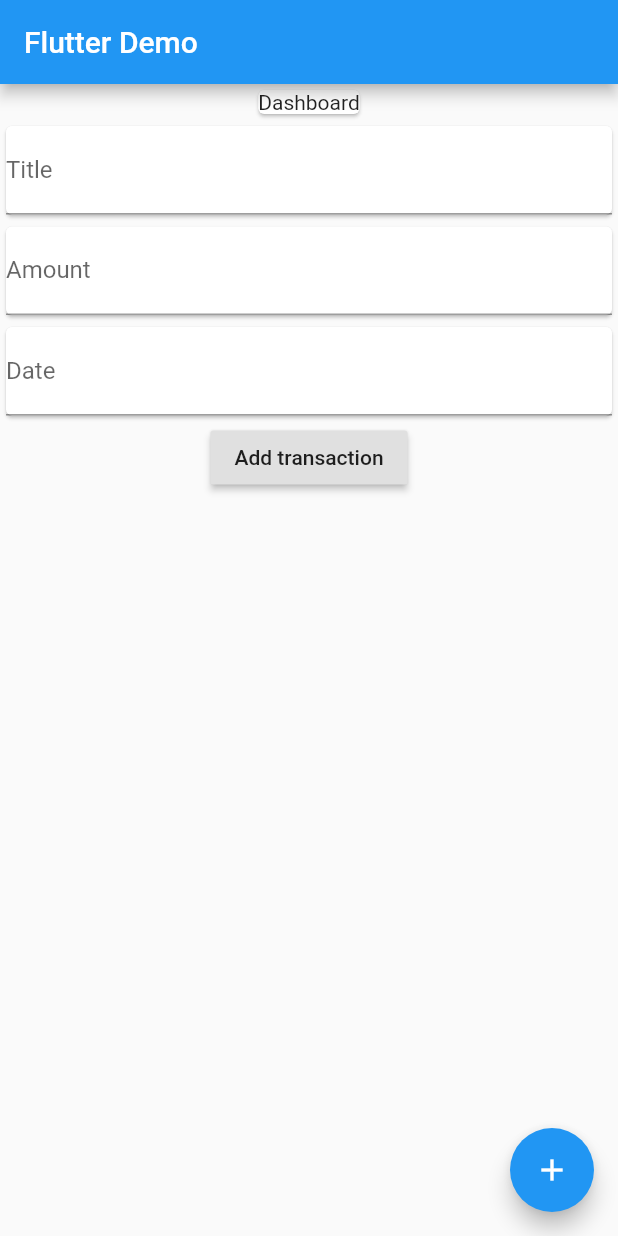
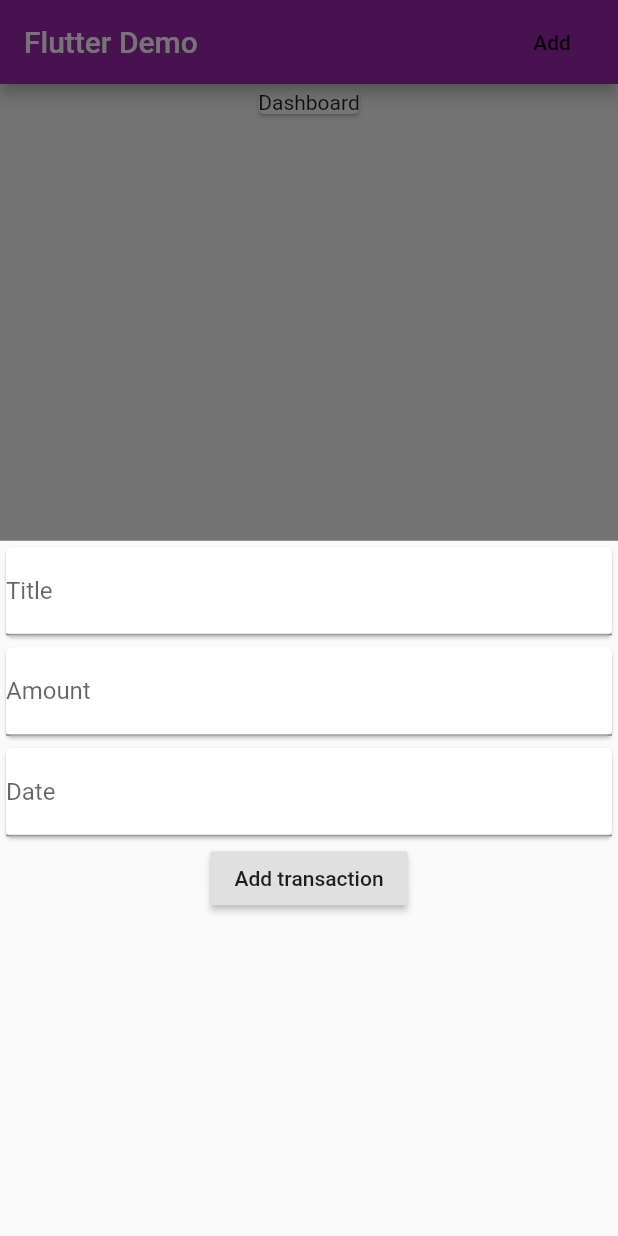
Before and after one commit to syntaxerror00100/mobile_flutter_expense_tracker, a Flutter app: the screen it shows after launch, after a tap on the "add" icon, on a phone screen of 412 x 824 dp. Run offline on Flutter 3.47's test engine with Material 2 defaults, Android fonts, the phone set to English and light mode, and no system bars.

```diff
--- a/lib/Components/NewTransactionForm.dart
+++ b/lib/Components/NewTransactionForm.dart
@@ -1,13 +1,37 @@
 import 'package:expense_tracker/Models/TransactionModel.dart';
 import 'package:flutter/material.dart';
 
-class NewtransactionForm extends StatelessWidget {
-  final _titleController = TextEditingController();
-  final _amountController = TextEditingController();
-  final _dateController = TextEditingController();
+class NewtransactionForm extends StatefulWidget {
   final Function addTransactionHandler;
 
   NewtransactionForm({@required this.addTransactionHandler});
+
+  @override
+  _NewtransactionFormState createState() => _NewtransactionFormState();
+}
+
+class _NewtransactionFormState extends State<NewtransactionForm> {
+  final _titleController = TextEditingController();
+
+  final _amountController = TextEditingController();
+
+  final _dateController = TextEditingController();
+
+  void _addTransaction(BuildContext ctx) {
+    final String amount = _amountController.text;
+    final String title = _titleController.text;
+    final String date = _dateController.text;
+
+    if (title.isEmpty || amount.isEmpty || date.isEmpty) return;
+
+    var newTransaction = new TransactionModel(
+        id: DateTime.now().toString(),
+        title: title,
+        amount: double.parse(amount),
+        date: DateTime.parse(date));
+
+    widget.addTransactionHandler(newTransaction, ctx);
+  }
 
   @override
   Widget build(BuildContext context) {
@@ -21,7 +45,8 @@ class NewtransactionForm extends StatelessWidget {
         ),
         Card(
           child: TextField(
-              keyboardType: TextInputType.number,
+              onSubmitted: (_) => _addTransaction(context),
+              keyboardType: TextInputType.numberWithOptions(decimal: true),
               controller: _amountController,
               decoration: InputDecoration(
                   hintText: "Input Amount", labelText: "Amount")),
@@ -41,29 +66,13 @@ class NewtransactionForm extends StatelessWidget {
                     _dateController.text = selectedDate.toString();
                 });
               },
+              onSubmitted: (_) => _addTransaction(context),
               decoration:
                   InputDecoration(hintText: "Input Date", labelText: "Date")),
         ),
         RaisedButton(
           child: Text("Add transaction"),
-          onPressed: () {
-            final String amount = _amountController.text;
-            final String title = _titleController.text;
-            final String date = _dateController.text;
-
-            if (title.isEmpty || amount.isEmpty || date.isEmpty) return;
-
-            var newTransaction = new TransactionModel(
-                id: DateTime.now().toString(),
-                title: title,
-                amount: double.parse(amount),
-                date: DateTime.parse(date));
-
-            addTransactionHandler(newTransaction);
-
-            // addTransactionHandler(new TransactionModel(
-            //     id: '', title: 'xxx', amount: 123, date: DateTime.now()));
-          },
+          onPressed: () => _addTransaction(context),
         )
       ],
     );
--- a/lib/Components/TransactinList.dart
+++ b/lib/Components/TransactinList.dart
@@ -19,7 +19,7 @@ class TransactionList extends StatelessWidget {
                 decoration: BoxDecoration(
                     border: Border.all(color: Colors.teal, width: 2)),
                 child: Text(
-                  tran.amount.toString(),
+                  tran.amount.toStringAsFixed(2),
                   style: TextStyle(
                       fontWeight: FontWeight.bold,
                       color: Colors.teal,
--- a/lib/Components/TransactionFormAndListContainer.dart
+++ /dev/null
@@ -1,34 +0,0 @@
-import 'package:expense_tracker/Models/TransactionModel.dart';
-import 'package:flutter/material.dart';
-import './NewTransactionForm.dart';
-import './TransactinList.dart';
-
-class TransactionFormAndList extends StatefulWidget {
-  @override
-  _TransactionFormAndListState createState() => _TransactionFormAndListState();
-}
-
-class _TransactionFormAndListState extends State<TransactionFormAndList> {
-  final List<TransactionModel> _transactions = [];
-
-  void addTransactionHandler(TransactionModel tranObj) {
-    setState(() {
-      _transactions.add(new TransactionModel(
-          id: tranObj.id,
-          title: tranObj.title,
-          amount: tranObj.amount,
-          date: tranObj.date));
-    });
-  }
-
-  @override
-  Widget build(BuildContext context) {
-    return Column(
-      children: <Widget>[
-        new NewtransactionForm(
-            addTransactionHandler: this.addTransactionHandler),
-        new TransactionList(this._transactions)
-      ],
-    );
-  }
-}
--- a/lib/main.dart
+++ b/lib/main.dart
@@ -1,9 +1,23 @@
-import 'package:expense_tracker/Components/TransactionFormAndListContainer.dart';
 import 'package:expense_tracker/Models/TransactionModel.dart';
 import 'package:flutter/material.dart';
-import './Components/TransactionFormAndListContainer.dart';
+import './Components/NewTransactionForm.dart';
+import './Components/TransactinList.dart';
 
-void main() => runApp(MyApp());
+void main() => runApp(MainAppEtnry());
+
+class MainAppEtnry extends StatelessWidget {
+  @override
+  Widget build(BuildContext context) {
+    return MaterialApp(
+      title: 'Personal Expenses',
+      theme: ThemeData(
+        primarySwatch: Colors.purple,
+        accentColor: Colors.amber,
+      ),
+      home: MyApp(),
+    );
+  }
+}
 
 // class MyApp extends StatefulWidget {
 //   // This widget is the root of your application.
@@ -11,7 +25,7 @@ void main() => runApp(MyApp());
 //   _MyAppState createState() => _MyAppState();
 // }
 
-class MyApp extends StatelessWidget {
+class MyApp extends StatefulWidget {
   // List<TransactionModel> transactions = [
   //   TransactionModel(
   //       id: "T1", title: "Tran1", amount: 1.0, date: DateTime.now()),
@@ -20,30 +34,59 @@ class MyApp extends StatelessWidget {
   // ];
 
   @override
+  _MyAppState createState() => _MyAppState();
+}
+
+class _MyAppState extends State<MyApp> {
+  final List<TransactionModel> _transactions = [];
+  void addTransactionHandler(TransactionModel tranObj, BuildContext ctx) {
+    setState(() {
+      _transactions.add(new TransactionModel(
+          id: tranObj.id,
+          title: tranObj.title,
+          amount: tranObj.amount,
+          date: tranObj.date));
+    });
+
+    Navigator.of(ctx).pop();
+  }
+
+  void _startAddTransaction(BuildContext ctx) {
+    showModalBottomSheet(
+        context: ctx,
+        builder: (_) => new NewtransactionForm(
+            addTransactionHandler: this.addTransactionHandler));
+  }
+
+  @override
   Widget build(BuildContext context) {
-    return MaterialApp(
-      title: 'Flutter Demo',
-      theme: ThemeData(
-        primarySwatch: Colors.blue,
-      ),
-      home: Scaffold(
+    return Scaffold(
       appBar: AppBar(
         title: Text("Flutter Demo"),
+        actions: <Widget>[
+          FlatButton(
+            child: Text("Add"),
+            onPressed: () {
+              _startAddTransaction(context);
+            },
+          )
+        ],
       ),
-        body: Column(
-          mainAxisAlignment: MainAxisAlignment.start,
+      body: ListView(
         children: <Widget>[
+          Column(mainAxisAlignment: MainAxisAlignment.start, children: <Widget>[
             Card(
               child: Text("Dashboard"),
             ),
-            new TransactionFormAndList()
+            new TransactionList(this._transactions)
+          ]),
         ],
       ),
       floatingActionButton: FloatingActionButton(
-          onPressed: () {},
-          tooltip: 'Increment',
         child: Icon(Icons.add),
-        ),
+        onPressed: () {
+          _startAddTransaction(context);
+        },
       ),
     );
   }
```
Lines whose indentation alone changed are shown as unchanged.
